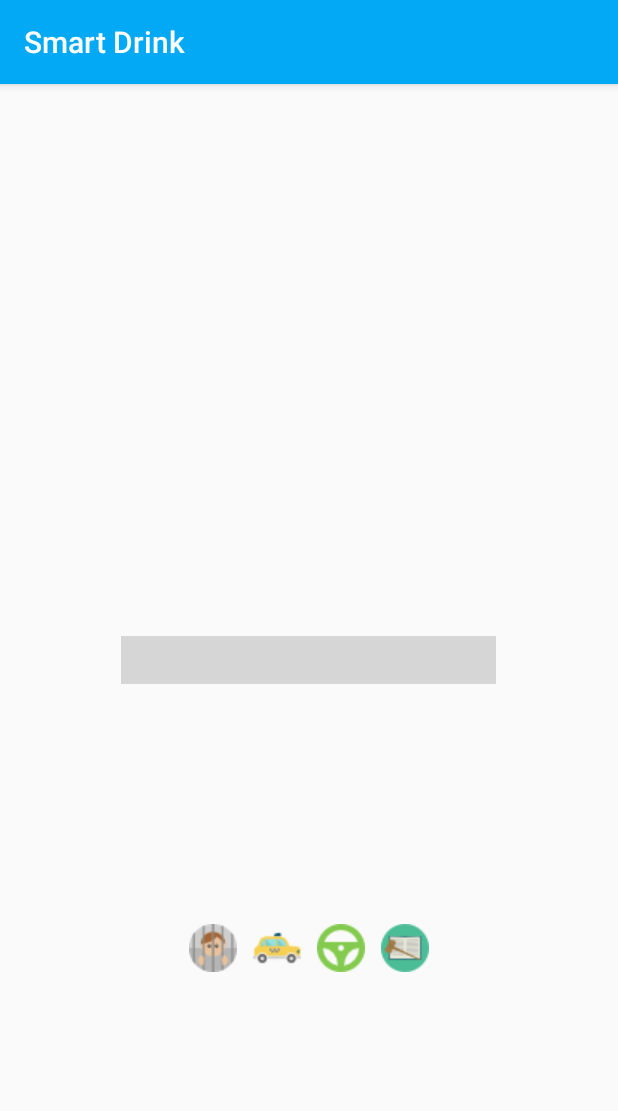
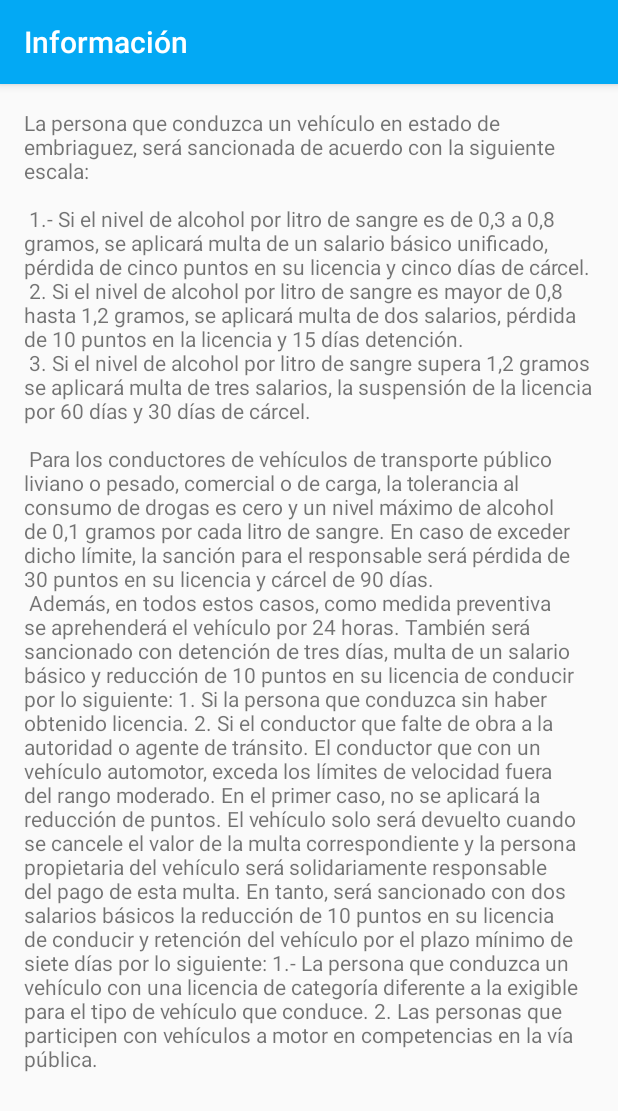
Before and after one commit to Bernix01/smart-drink, an Android app: the screen it shows after launch (MainActivity before the commit, InfoActivity after it), on a phone screen of 412 x 824 dp. Shown: the top 1111 px of the screen. Run offline under Robolectric (Android 15) with nearby library versions, the phone set to English and light mode, and no system bars; plain views replace SpeedView; grey boxes are pictures that could not be loaded.

Commit message:
second view

```diff
--- a/app/src/main/AndroidManifest.xml
+++ b/app/src/main/AndroidManifest.xml
@@ -9,6 +9,11 @@
         android:supportsRtl="true"
         android:theme="@style/AppTheme">
         <activity android:name=".MainActivity">
+
+        </activity>
+        <activity
+            android:name=".InfoActivity"
+            android:label="Información">
             <intent-filter>
                 <action android:name="android.intent.action.MAIN" />
 
--- /dev/null
+++ b/app/src/main/java/ec/bernix01/m/InfoActivity.java
@@ -0,0 +1,13 @@
+package ec.bernix01.m;
+
+import android.os.Bundle;
+import android.support.v7.app.AppCompatActivity;
+
+public class InfoActivity extends AppCompatActivity {
+
+    @Override
+    protected void onCreate(Bundle savedInstanceState) {
+        super.onCreate(savedInstanceState);
+        setContentView(R.layout.activity_info);
+    }
+}
--- /dev/null
+++ b/app/src/main/res/layout/activity_info.xml
@@ -0,0 +1,26 @@
+<?xml version="1.0" encoding="utf-8"?>
+<RelativeLayout xmlns:android="http://schemas.android.com/apk/res/android"
+    xmlns:tools="http://schemas.android.com/tools"
+    android:id="@+id/activity_info"
+    android:layout_width="match_parent"
+    android:layout_height="match_parent"
+    android:paddingBottom="@dimen/activity_vertical_margin"
+    android:paddingLeft="@dimen/activity_horizontal_margin"
+    android:paddingRight="@dimen/activity_horizontal_margin"
+    android:paddingTop="@dimen/activity_vertical_margin"
+    tools:context="ec.bernix01.m.InfoActivity">
+
+    <ScrollView
+        android:layout_width="match_parent"
+        android:layout_height="match_parent"
+        android:layout_centerHorizontal="true"
+        android:layout_centerVertical="true">
+
+
+        <TextView
+            android:id="@+id/textView"
+            android:layout_width="match_parent"
+            android:layout_height="wrap_content"
+            android:text="@string/info" />
+    </ScrollView>
+</RelativeLayout>
--- a/app/src/main/res/values/strings.xml
+++ b/app/src/main/res/values/strings.xml
@@ -1,3 +1,9 @@
 <resources>
     <string name="app_name">Smart Drink</string>
+    <string name="info">La persona que conduzca un vehículo en estado de embriaguez, será sancionada de acuerdo con la siguiente escala:\n\n
+        1.- Si el nivel de alcohol por litro de sangre es de 0,3 a 0,8 gramos, se aplicará multa de un salario básico unificado, pérdida de cinco puntos en su licencia y cinco días de cárcel.\n
+        2. Si el nivel de alcohol por litro de sangre es mayor de 0,8 hasta 1,2 gramos, se aplicará multa de dos salarios, pérdida de 10 puntos en la licencia y 15 días detención.\n
+        3. Si el nivel de alcohol por litro de sangre supera 1,2 gramos se aplicará multa de tres salarios, la suspensión de la licencia por 60 días y 30 días de cárcel.\n\n
+        Para los conductores de vehículos de transporte público liviano o pesado, comercial o de carga, la tolerancia al consumo de drogas es cero y un nivel máximo de alcohol de 0,1 gramos por cada litro de sangre. En caso de exceder dicho límite, la sanción para el responsable será pérdida de 30 puntos en su licencia y cárcel de 90 días.\n Además, en todos estos casos, como medida preventiva se aprehenderá el vehículo por 24 horas. También será sancionado con detención de tres días, multa de un salario básico y reducción de 10 puntos en su licencia de conducir por lo siguiente: 1. Si la persona que conduzca sin haber obtenido licencia. 2. Si el conductor que falte de obra a la autoridad o agente de tránsito. El conductor que con un vehículo automotor, exceda los límites de velocidad fuera del rango moderado. En el primer caso, no se aplicará la reducción de puntos. El vehículo solo será devuelto cuando se cancele el valor de la multa correspondiente y la persona propietaria del vehículo será solidariamente responsable del pago de esta multa. En tanto, será sancionado con dos salarios básicos la reducción de 10 puntos en su licencia de conducir y retención del vehículo por el plazo mínimo de siete días por lo siguiente: 1.- La persona que conduzca un vehículo con una licencia de categoría diferente a la exigible para el tipo de vehículo que conduce. 2. Las personas que participen con vehículos a motor en competencias en la vía pública.
+</string>
 </resources>
```
Also changed, not shown: 1 other file.
